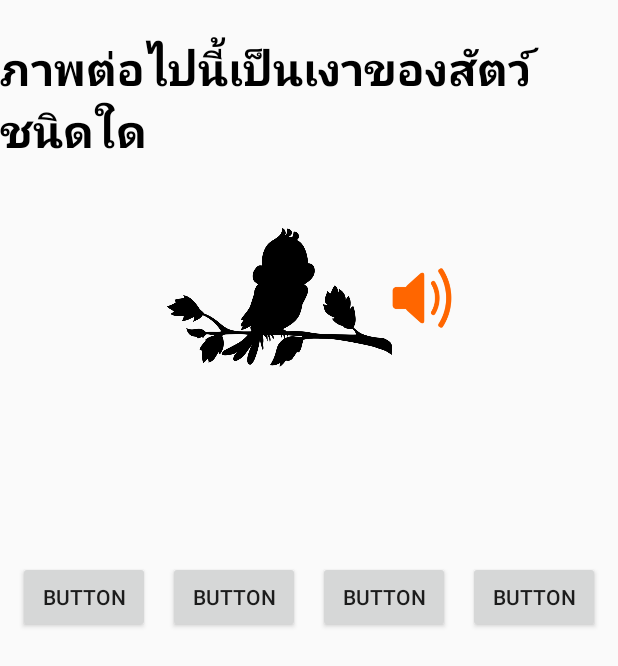
After one commit to anupong493/AnimalForFun, an Android app: the layout activity_game.xml on its own in the app's theme, with its tools: preview values and no code run, on a phone screen of 412 x 824 dp. The commit adds this screen. Shown: the top 666 px of the screen. Run offline under Robolectric (Android 15) with nearby library versions, the phone set to English and light mode, and no system bars.

Commit message:
Game compelet

```diff
--- a/app/src/main/AndroidManifest.xml
+++ b/app/src/main/AndroidManifest.xml
@@ -9,6 +9,13 @@
         android:roundIcon="@mipmap/ic_launcher_round"
         android:supportsRtl="true"
         android:theme="@style/AppTheme">
+        <activity android:name=".GameActivity" android:screenOrientation="landscape">
+            <intent-filter>
+                <action android:name="android.intent.action.MAIN" />
+
+                <category android:name="android.intent.category.LAUNCHER" />
+            </intent-filter>
+        </activity>
         <activity android:name=".MainActivity">
             <intent-filter>
                 <action android:name="android.intent.action.MAIN" />
--- /dev/null
+++ b/app/src/main/java/comscisdu/anupong/animalforfun/GameActivity.java
@@ -0,0 +1,14 @@
+package comscisdu.anupong.animalforfun;
+
+import androidx.appcompat.app.AppCompatActivity;
+
+import android.os.Bundle;
+
+public class GameActivity extends AppCompatActivity {
+
+    @Override
+    protected void onCreate(Bundle savedInstanceState) {
+        super.onCreate(savedInstanceState);
+        setContentView(R.layout.activity_game);
+    }
+}
--- /dev/null
+++ b/app/src/main/res/layout/activity_game.xml
@@ -0,0 +1,88 @@
+<?xml version="1.0" encoding="utf-8"?>
+<androidx.constraintlayout.widget.ConstraintLayout xmlns:android="http://schemas.android.com/apk/res/android"
+    xmlns:app="http://schemas.android.com/apk/res-auto"
+    xmlns:tools="http://schemas.android.com/tools"
+    android:layout_width="match_parent"
+    android:layout_height="match_parent"
+    tools:context=".GameActivity">
+
+    <TextView
+        android:id="@+id/textView"
+        android:layout_width="wrap_content"
+        android:layout_height="wrap_content"
+        android:layout_marginTop="24dp"
+        android:text="@string/tittle"
+        android:textColor="@android:color/background_dark"
+        android:textSize="@dimen/h1"
+        android:textStyle="bold"
+        app:layout_constraintEnd_toEndOf="parent"
+        app:layout_constraintStart_toStartOf="parent"
+        app:layout_constraintTop_toTopOf="parent" />
+
+    <ImageView
+        android:id="@+id/imageView2"
+        android:layout_width="@dimen/myimage"
+        android:layout_height="@dimen/myimage"
+        android:layout_marginTop="16dp"
+        app:layout_constraintEnd_toStartOf="@+id/imageButton"
+        app:layout_constraintHorizontal_bias="0.5"
+        app:layout_constraintHorizontal_chainStyle="packed"
+        app:layout_constraintStart_toStartOf="parent"
+        app:layout_constraintTop_toBottomOf="@+id/textView"
+        app:srcCompat="@drawable/bird" />
+
+    <ImageButton
+        android:id="@+id/imageButton"
+        android:layout_width="@dimen/myicon"
+        android:layout_height="@dimen/myicon"
+        android:background="@null"
+        android:scaleType="fitCenter"
+        app:layout_constraintBottom_toBottomOf="@+id/imageView2"
+        app:layout_constraintEnd_toEndOf="parent"
+        app:layout_constraintHorizontal_bias="0.5"
+        app:layout_constraintStart_toEndOf="@+id/imageView2"
+        app:layout_constraintTop_toTopOf="@+id/imageView2"
+        app:srcCompat="@drawable/volume" />
+
+    <Button
+        android:id="@+id/button"
+        android:layout_width="wrap_content"
+        android:layout_height="wrap_content"
+        android:text="Button"
+        app:layout_constraintBottom_toBottomOf="parent"
+        app:layout_constraintEnd_toStartOf="@+id/button2"
+        app:layout_constraintHorizontal_bias="0.5"
+        app:layout_constraintStart_toStartOf="parent"
+        app:layout_constraintTop_toBottomOf="@+id/imageView2"
+        app:layout_constraintVertical_bias="0.19999999" />
+
+    <Button
+        android:id="@+id/button2"
+        android:layout_width="wrap_content"
+        android:layout_height="wrap_content"
+        android:text="Button"
+        app:layout_constraintEnd_toStartOf="@+id/button3"
+        app:layout_constraintHorizontal_bias="0.5"
+        app:layout_constraintStart_toEndOf="@+id/button"
+        app:layout_constraintTop_toTopOf="@+id/button" />
+
+    <Button
+        android:id="@+id/button3"
+        android:layout_width="wrap_content"
+        android:layout_height="wrap_content"
+        android:text="Button"
+        app:layout_constraintEnd_toStartOf="@+id/button4"
+        app:layout_constraintHorizontal_bias="0.5"
+        app:layout_constraintStart_toEndOf="@+id/button2"
+        app:layout_constraintTop_toTopOf="@+id/button2" />
+
+    <Button
+        android:id="@+id/button4"
+        android:layout_width="wrap_content"
+        android:layout_height="wrap_content"
+        android:text="Button"
+        app:layout_constraintEnd_toEndOf="parent"
+        app:layout_constraintHorizontal_bias="0.5"
+        app:layout_constraintStart_toEndOf="@+id/button3"
+        app:layout_constraintTop_toTopOf="@+id/button3" />
+</androidx.constraintlayout.widget.ConstraintLayout>
--- a/app/src/main/res/values/strings.xml
+++ b/app/src/main/res/values/strings.xml
@@ -1,3 +1,4 @@
 <resources>
     <string name="app_name">Animal For Fun</string>
+    <string name="tittle">ภาพต่อไปนี้เป็นเงาของสัตว์ชนิดใด</string>
 </resources>
```
